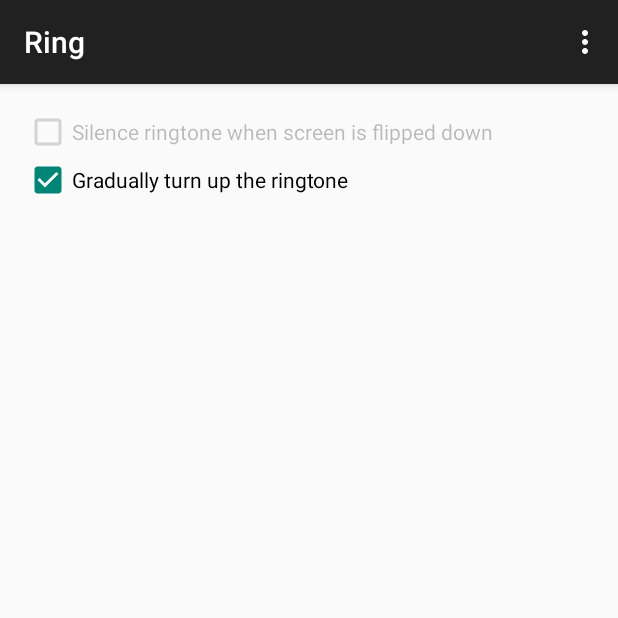
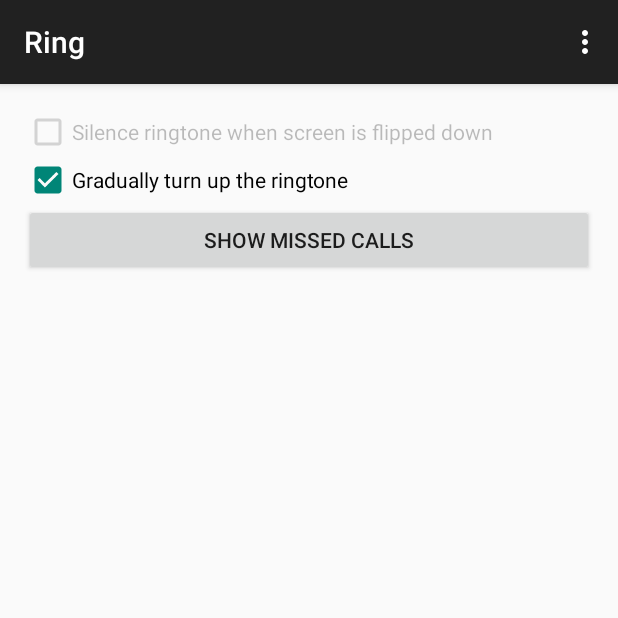
Before and after one commit to zdenda/android-ring, an Android app: the screen it shows after launch (MainActivity), on a phone screen of 412 x 824 dp, the top half of it. Run offline under Robolectric (Android 15) with nearby library versions, the phone set to English and light mode, and no system bars.

Commit message:
add button for showing list of missed calls
Permission "android.permission.READ_CALL_LOG" is needed to access information from call log. Also on older devices we need "android.permission.READ_CONTACTS".

```diff
--- a/app/src/main/AndroidManifest.xml
+++ b/app/src/main/AndroidManifest.xml
@@ -3,6 +3,8 @@
     package="eu.zkkn.android.ring" >
 
     <uses-permission android:name="android.permission.READ_PHONE_STATE" />
+    <uses-permission android:name="android.permission.READ_CALL_LOG" />
+    <uses-permission android:name="android.permission.READ_CONTACTS" android:maxSdkVersion="15" />
 
     <uses-feature
         android:name="android.hardware.sensor.accelerometer"
--- a/app/src/main/java/eu/zkkn/android/ring/MainActivity.java
+++ b/app/src/main/java/eu/zkkn/android/ring/MainActivity.java
@@ -5,16 +5,22 @@ import android.content.Context;
 import android.content.Intent;
 import android.content.SharedPreferences;
 import android.content.pm.PackageManager;
+import android.database.Cursor;
 import android.hardware.Sensor;
 import android.hardware.SensorManager;
 import android.net.Uri;
 import android.os.Bundle;
 import android.preference.PreferenceManager;
+import android.provider.CallLog;
+import android.support.v4.widget.SimpleCursorAdapter;
 import android.support.v7.app.ActionBarActivity;
 import android.view.Menu;
 import android.view.MenuItem;
+import android.view.View;
+import android.widget.Button;
 import android.widget.CheckBox;
 import android.widget.CompoundButton;
+import android.widget.ListView;
 
 
 public class MainActivity extends ActionBarActivity {
@@ -65,6 +71,32 @@ public class MainActivity extends ActionBarActivity {
         };
         checkBoxMute.setOnCheckedChangeListener(onCheckedChangeListener);
         checkBoxIncrease.setOnCheckedChangeListener(onCheckedChangeListener);
+
+        findViewById(R.id.button).setOnClickListener(new View.OnClickListener() {
+            @Override
+            public void onClick(View v) {
+                //MediaPlayer mediaPlayer = MediaPlayer.create(getApplicationContext(), R.raw.beep);
+                //mediaPlayer.start();
+                /*
+                String[] projection = {CallLog.Calls._ID, CallLog.Calls.NUMBER};
+                Cursor cursor = getContentResolver().query(CallLog.Calls.CONTENT_URI, projection, CallLog.Calls.NEW + " = 1 AND " + CallLog.Calls.TYPE + " = " + CallLog.Calls.MISSED_TYPE, null, null);
+                if (cursor != null) {
+                    int id = cursor.getColumnIndex(CallLog.Calls._ID);
+                    int number = cursor.getColumnIndex(CallLog.Calls.NUMBER);
+                    while (cursor.moveToNext()) {
+                        MyLog.l(cursor.getString(id) + " " + cursor.getString(number));
+                    }
+                }
+                */
+                String[] projection = {CallLog.Calls._ID, CallLog.Calls.NUMBER, CallLog.Calls.DATE};
+                String[] columns = {CallLog.Calls.NUMBER, CallLog.Calls.DATE};
+                int[] listItems = {android.R.id.text1, android.R.id.text2};
+                Cursor cursor = getContentResolver().query(CallLog.Calls.CONTENT_URI, projection, CallLog.Calls.NEW + " = 1 AND " + CallLog.Calls.TYPE + " = " + CallLog.Calls.MISSED_TYPE, null, null);
+                SimpleCursorAdapter adapter = new SimpleCursorAdapter(getApplicationContext(), android.R.layout.simple_list_item_2, cursor, columns, listItems, 0);
+                ((ListView) findViewById(R.id.listView)).setAdapter(adapter);
+            }
+        });
+
     }
 
 
--- a/app/src/main/java/eu/zkkn/android/ring/MyLog.java
+++ b/app/src/main/java/eu/zkkn/android/ring/MyLog.java
@@ -16,7 +16,7 @@ import java.util.Set;
 public final class MyLog {
 
     public static final String LOG_TAG = "my_log";
-    public static final boolean ENABLED = false;
+    public static final boolean ENABLED = true;
     public static boolean toast = false;
 
     private static Context context = null;
--- a/app/src/main/res/layout/activity_main.xml
+++ b/app/src/main/res/layout/activity_main.xml
@@ -24,4 +24,22 @@
         android:layout_alignParentLeft="true"
         android:layout_alignParentStart="true"
         android:checked="true" />
+
+    <Button
+        android:layout_width="match_parent"
+        android:layout_height="wrap_content"
+        android:text="Show Missed Calls"
+        android:id="@+id/button"
+        android:layout_below="@+id/chkIncreaseEnabled"
+        android:layout_alignParentLeft="true"
+        android:layout_alignParentStart="true" />
+
+    <ListView
+        android:layout_width="match_parent"
+        android:layout_height="wrap_content"
+        android:id="@+id/listView"
+        android:layout_below="@+id/button"
+        android:layout_alignParentLeft="true"
+        android:layout_alignParentStart="true"
+        android:background="@android:color/darker_gray" />
 </RelativeLayout>
```
